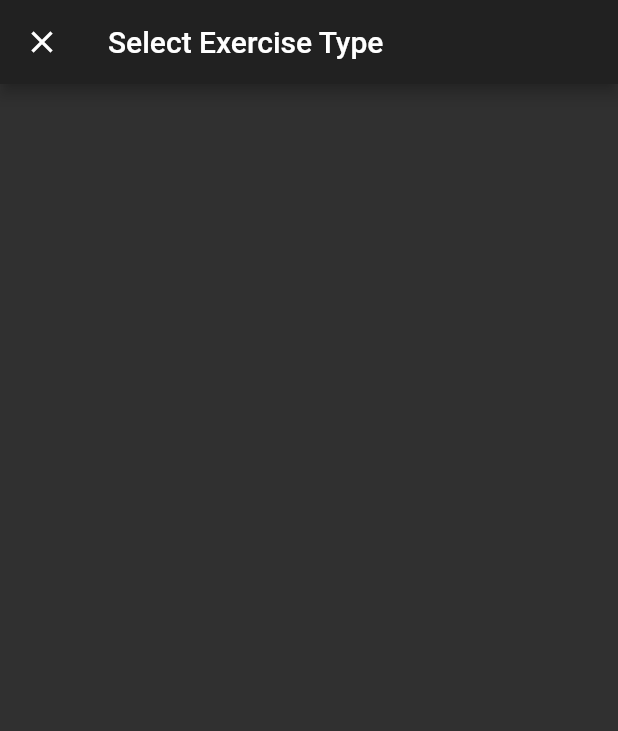
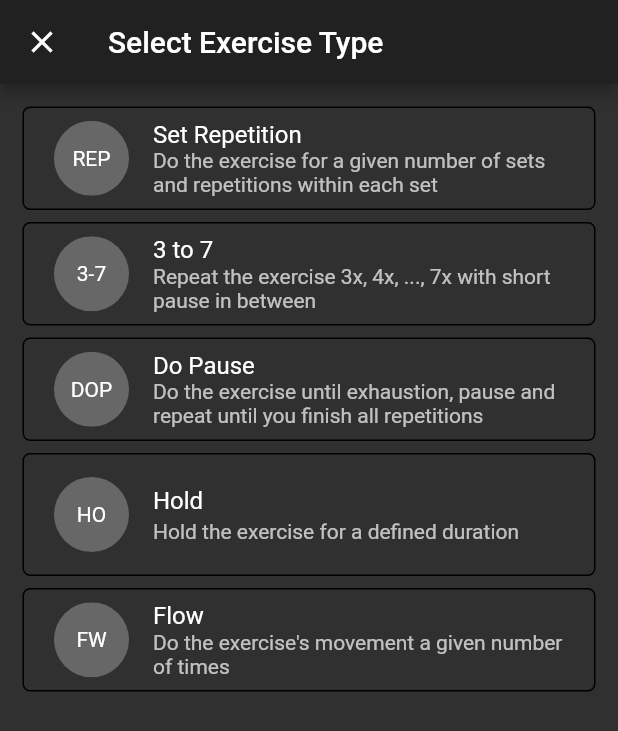
Before and after one commit to fwindolf/stronk, a Flutter app: the ExerciseEditScreen screen opened by its route, after a tap on "??", on a phone screen of 412 x 824 dp. Shown: the top 731 px of the screen. Run offline on Flutter 3.47's test engine with Material 2 defaults, Android fonts, the phone set to English and light mode, and no system bars; our stand-ins replace cloud_firestore, firebase_auth, firebase_core, flutter_hooks, flutter_riverpod, flutter_speed_dial and 4 more; accounts and stored records are empty; Roboto replaces fonts that are missing (Hind); statements that could not run were skipped.

Commit message:
Improve Exercise type selection

```diff
--- a/lib/app/exercises/exercise_type_field.dart
+++ b/lib/app/exercises/exercise_type_field.dart
@@ -17,11 +17,39 @@ class ExerciseTypeConfigurationScreen extends StatelessWidget {
       ),
       body: Padding(
           padding: const EdgeInsets.all(15.0),
-        child: ListView.builder(
-          itemBuilder: (_, index) => Container(),
-          itemCount: 1,
+          child: Column(
+            children: ExerciseType.values.map((type) {
+              return Padding(
+                padding: const EdgeInsets.only(bottom: 8.0),
+                child: InkWell(
+                  onTap: () => Navigator.of(context).pop(type),
+                  child: Container(
+                    padding: const EdgeInsets.all(4.0),
+                    decoration: BoxDecoration(
+                      borderRadius: BorderRadius.circular(5.0),
+                      border: Border.all(),
+                    ),
+                    child: ListTile(
+                      leading: SizedBox(
+                        width: 50,
+                        height: 50,
+                        child: ClipOval(
+                          child: Material(
+                            color: Colors.grey.withOpacity(0.5),
+                            child: Center(
+                              child: Text(type.short),
                             ),
                           ),
+                        ),
+                      ),
+                      title: Text(type.name),
+                      subtitle: Text(type.description),
+                    ),
+                  ),
+                ),
+              );
+            }).toList(),
+          )),
     );
   }
 }
@@ -33,8 +61,9 @@ class SetRepetitionTypeField extends ConsumerWidget {
 
   @override
   Widget build(BuildContext context, WidgetRef ref) {
-    // TODO: implement build
-    throw UnimplementedError();
+    return Container(
+      child: Text("${configuration.sets} X ${configuration.repetitions}"),
+    );
   }
 }
 
@@ -44,8 +73,10 @@ class ThreeToSevenTypeField extends ConsumerWidget {
   const ThreeToSevenTypeField(this.configuration);
   @override
   Widget build(BuildContext context, WidgetRef ref) {
-    // TODO: implement build
-    throw UnimplementedError();
+    return Container(
+      child: Text(
+          "${configuration.sets} X ${configuration.minRepetitions}-${configuration.maxRepetitions}"),
+    );
   }
 }
 
@@ -124,6 +155,27 @@ class ExerciseTypeField extends ConsumerWidget {
     required this.updateState,
   });
 
+  void _updateType(ExerciseType type) {
+    if (state.value != null && state.value!.type == type) return;
+
+    // if (state.value == null) {
+    switch (type) {
+      case ExerciseType.SetRepetition:
+        return updateState(SetRepetitionConfiguration.empty() as BaseExerciseTypeConfiguration);
+      case ExerciseType.ThreeToSeven:
+        return updateState(ThreeToSevenConfiguration.empty() as BaseExerciseTypeConfiguration);
+      case ExerciseType.DoPause:
+        return updateState(DoPauseConfiguration.empty() as BaseExerciseTypeConfiguration);
+      case ExerciseType.Hold:
+        return updateState(HoldConfiguration.empty() as BaseExerciseTypeConfiguration);
+      case ExerciseType.Flow:
+        return updateState(FlowConfiguration.empty() as BaseExerciseTypeConfiguration);
+    }
+    // } else {
+    //   return updateState(state.value!.to(type) as BaseExerciseTypeConfiguration);
+    // }
+  }
+
   @override
   Widget build(BuildContext context, WidgetRef ref) {
     final type = state.value;
@@ -141,52 +193,45 @@ class ExerciseTypeField extends ConsumerWidget {
       ),
       constraints: BoxConstraints(minHeight: 50),
       padding: const EdgeInsets.only(top: 5, bottom: 5.0, left: 7, right: 7),
+      child: InkWell(
+        onTap: () async {
+          final type = await Navigator.of(context).push(
+            MaterialPageRoute(
+              builder: (_) => ExerciseTypeConfigurationScreen(),
+              fullscreenDialog: true,
+            ),
+          );
+          _updateType(type);
+        },
         child: Row(
           children: [
             Flexible(
               flex: 1,
-            child: InkWell(
-              onTap: () => Navigator.of(context).push(
-                MaterialPageRoute(
-                  builder: (_) => ExerciseTypeConfigurationScreen(),
-                  fullscreenDialog: true,
+              child: Padding(
+                padding: const EdgeInsets.all(8.0),
+                child: Center(
+                  child: SizedBox(
+                    width: 50,
+                    height: 40,
+                    child: ClipOval(
+                      child: Material(
+                        color: Colors.grey.withOpacity(0.5),
+                        child: Center(
+                          child: Text(state.value?.type.short ?? "??"),
                         ),
                       ),
-              child: Padding(
-                padding: const EdgeInsets.all(8.0),
-                child: Column(
-                  mainAxisSize: MainAxisSize.min,
-                  children: [
-                    Flexible(
-                      flex: 2,
-                      child: SizedBox(
-                        width: 30,
-                        height: 30,
-                        child: ClipOval(
-                          child: Material(
-                            color: Colors.red,
-                            child: Center(
-                              child: Text(state.value?.type.description ?? "??"),
                     ),
                   ),
                 ),
               ),
             ),
             Flexible(
-                      flex: 1,
-                      child: Text(state.value?.type.description ?? "Type"),
+              flex: 5,
+              child: ExerciseTypeConfigurationBuilder(state.value),
             ),
           ],
         ),
       ),
-            ),
-          ),
-          Flexible(
-            flex: 3,
-            child: ExerciseTypeConfigurationBuilder(state.value),
-          ),
-        ],
-      ),
     );
   }
 }
--- a/lib/models/exercise/exercise_types.dart
+++ b/lib/models/exercise/exercise_types.dart
@@ -63,15 +63,15 @@ extension ExerciseTypeDescription on ExerciseType {
   String get description {
     switch (this) {
       case ExerciseType.SetRepetition:
-        return "Repeat a set for one exercise";
+        return "Do the exercise for a given number of sets and repetitions within each set";
       case ExerciseType.ThreeToSeven:
-        return "Repeat the exercise 3x, 4x, ..., 7x";
+        return "Repeat the exercise 3x, 4x, ..., 7x with short pause in between";
       case ExerciseType.DoPause:
-        return "Do the exercise until exhaustion, then pause and repeat";
+        return "Do the exercise until exhaustion, pause and repeat until you finish all repetitions";
       case ExerciseType.Hold:
         return "Hold the exercise for a defined duration";
       case ExerciseType.Flow:
-        return "Do the exercise once";
+        return "Do the exercise's movement a given number of times";
       default:
         return "Undefined type";
     }
```
Lines whose indentation alone changed are shown as unchanged.
